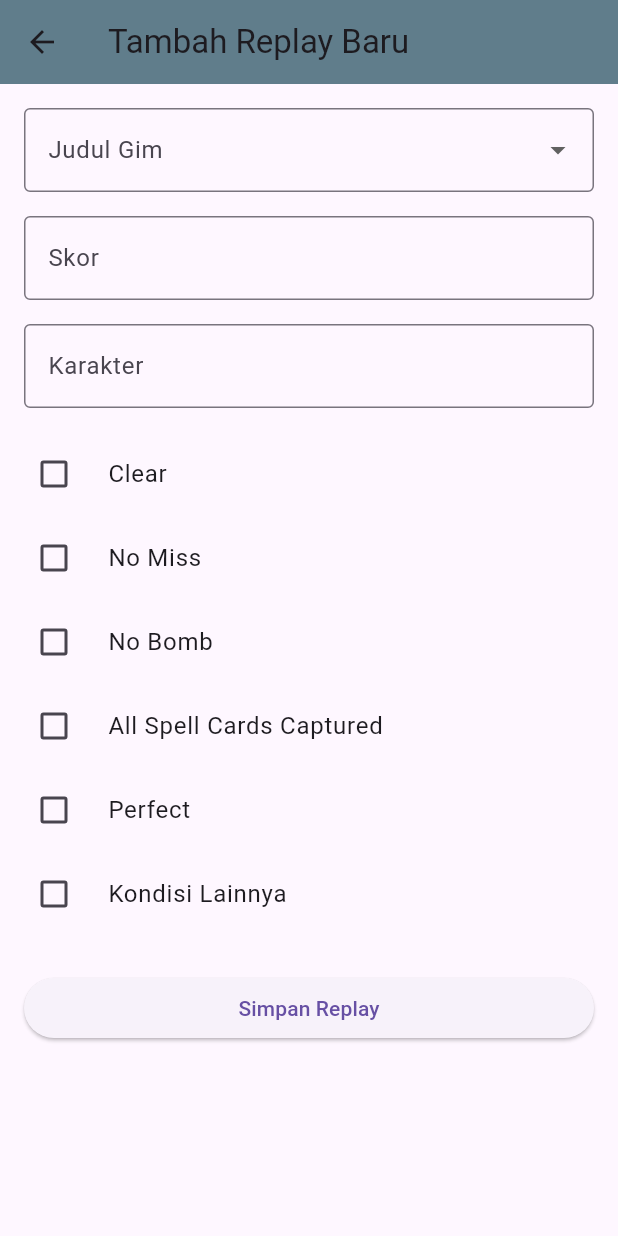
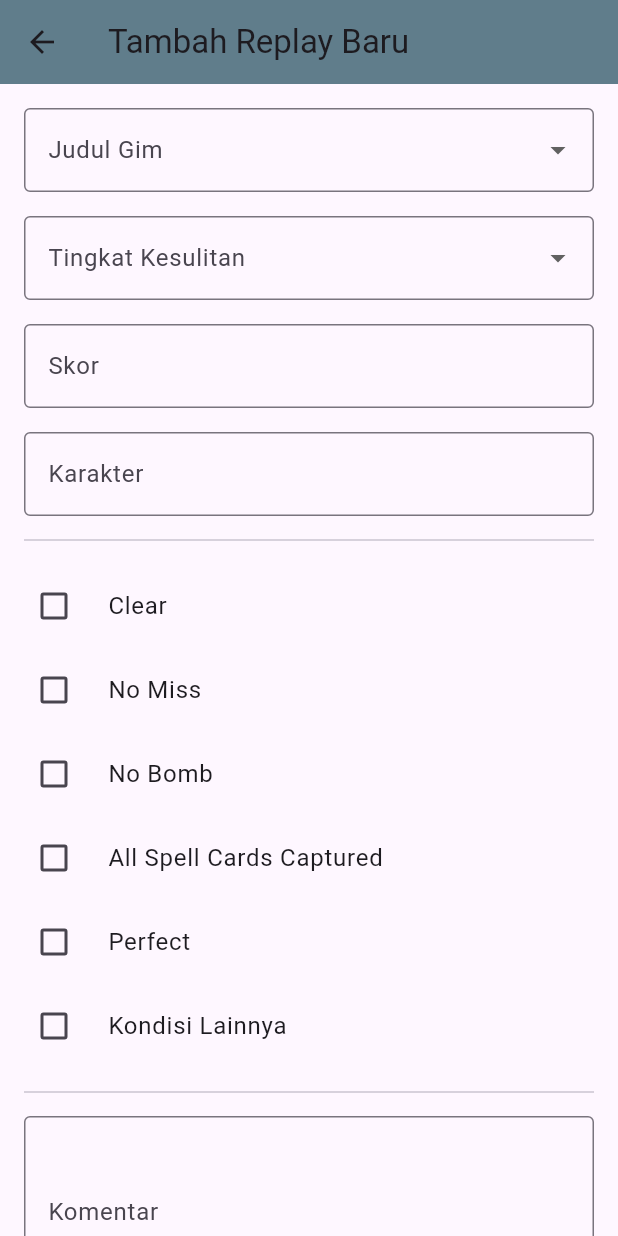
Before and after one commit to tnmrks/touhou_replay_manager, a Flutter app: the AddReplayPage screen opened directly, on a phone screen of 412 x 824 dp. Run offline on Flutter 3.47's test engine with Material 3 defaults, Android fonts, the phone set to English and light mode, and no system bars; our stand-ins replace cloud_firestore, firebase_auth, firebase_core; accounts and stored records are empty.

Commit message:
feat: enhance add/edit form with difficulty and conditions

```diff
--- a/lib/add_replay_page.dart
+++ b/lib/add_replay_page.dart
@@ -16,8 +16,11 @@ class _AddReplayPageState extends State<AddReplayPage> {
   final _scoreController = TextEditingController();
   final _characterController = TextEditingController();
   final _othersController = TextEditingController();
+  final _commentController = TextEditingController(); // <-- BARU: Controller untuk komentar
 
   String? _selectedGame;
+  String? _selectedDifficulty;
+
   bool _isClear = false;
   bool _noMiss = false;
   bool _noBomb = false;
@@ -37,6 +40,7 @@ class _AddReplayPageState extends State<AddReplayPage> {
     "TH17: Wily Beast and Weakest Creature", "TH18: Unconnected Marketeers",
     "TH19: Unfinished Dream of All Living Ghost", "TH20: Fossilized Wonders"
   ];
+  final List<String> difficulties = ['Easy', 'Normal', 'Hard', 'Lunatic', 'Extra', 'Phantasm'];
 
   @override
   void initState() {
@@ -44,6 +48,7 @@ class _AddReplayPageState extends State<AddReplayPage> {
     if (widget.initialData != null) {
       final data = widget.initialData!;
       _selectedGame = data['game_title'];
+      _selectedDifficulty = data['difficulty'];
       _scoreController.text = (data['score'] ?? 0).toString();
       _characterController.text = data['character'] ?? '';
       _isClear = data['is_clear'] ?? false;
@@ -51,15 +56,16 @@ class _AddReplayPageState extends State<AddReplayPage> {
       _noBomb = data['no_bomb'] ?? false;
       _allSpells = data['all_spells'] ?? false;
       _isPerfect = data['is_perfect'] ?? false;
-      _showOthersField = data['show_others'] ?? false;
+      _showOthersField = (data['others'] as String?)?.isNotEmpty ?? false;
       _othersController.text = data['others'] ?? '';
+      _commentController.text = data['comment'] ?? ''; // <-- BARU: Isi field komentar saat edit
     }
   }
 
   Future<void> saveReplay() async {
-    if (_selectedGame == null || _scoreController.text.isEmpty) {
+    if (_selectedGame == null || _scoreController.text.isEmpty || _selectedDifficulty == null) {
       ScaffoldMessenger.of(context).showSnackBar(
-        const SnackBar(content: Text('Judul Gim dan Skor tidak boleh kosong!')),
+        const SnackBar(content: Text('Judul Gim, Skor, dan Kesulitan wajib diisi!')),
       );
       return;
     }
@@ -68,6 +74,7 @@ class _AddReplayPageState extends State<AddReplayPage> {
       'game_title': _selectedGame,
       'score': int.tryParse(_scoreController.text) ?? 0,
       'character': _characterController.text,
+      'difficulty': _selectedDifficulty,
       'timestamp': FieldValue.serverTimestamp(),
       'is_clear': _isClear,
       'no_miss': _noMiss,
@@ -76,16 +83,14 @@ class _AddReplayPageState extends State<AddReplayPage> {
       'is_perfect': _isPerfect,
       'others': _showOthersField ? _othersController.text.trim() : '',
       'show_others': _showOthersField,
+      'comment': _commentController.text.trim(), // <-- BARU: Simpan data komentar
     };
 
     try {
       if (widget.documentId == null) {
         await FirebaseFirestore.instance.collection('replays').add(replayData);
       } else {
-        await FirebaseFirestore.instance
-            .collection('replays')
-            .doc(widget.documentId)
-            .update(replayData);
+        await FirebaseFirestore.instance.collection('replays').doc(widget.documentId).update(replayData);
       }
 
       if (!mounted) return;
@@ -103,6 +108,7 @@ class _AddReplayPageState extends State<AddReplayPage> {
     _scoreController.dispose();
     _characterController.dispose();
     _othersController.dispose();
+    _commentController.dispose(); // <-- BARU: Dispose controller komentar
     super.dispose();
   }
 
@@ -118,61 +124,39 @@ class _AddReplayPageState extends State<AddReplayPage> {
         child: Column(
           crossAxisAlignment: CrossAxisAlignment.start,
           children: [
+            // Dropdown, Skor, Karakter (tidak berubah)
             DropdownButtonFormField<String>(
               value: _selectedGame,
               decoration: const InputDecoration(labelText: 'Judul Gim', border: OutlineInputBorder()),
-              items: touhouGames.map((String game) {
-                return DropdownMenuItem<String>(value: game, child: Text(game, overflow: TextOverflow.ellipsis));
-              }).toList(),
+              items: touhouGames.map((String game) => DropdownMenuItem<String>(value: game, child: Text(game, overflow: TextOverflow.ellipsis))).toList(),
               onChanged: (String? newValue) => setState(() => _selectedGame = newValue),
+              isExpanded: true,
             ),
             const SizedBox(height: 16),
-            TextField(
-              controller: _scoreController,
-              decoration: const InputDecoration(labelText: 'Skor', border: OutlineInputBorder()),
-              keyboardType: TextInputType.number,
+            DropdownButtonFormField<String>(
+              value: _selectedDifficulty,
+              decoration: const InputDecoration(labelText: 'Tingkat Kesulitan', border: OutlineInputBorder()),
+              items: difficulties.map((String difficulty) => DropdownMenuItem<String>(value: difficulty, child: Text(difficulty))).toList(),
+              onChanged: (String? newValue) => setState(() => _selectedDifficulty = newValue),
             ),
             const SizedBox(height: 16),
-            TextField(
-              controller: _characterController,
-              decoration: const InputDecoration(labelText: 'Karakter', border: OutlineInputBorder()),
-            ),
+            TextField(controller: _scoreController, decoration: const InputDecoration(labelText: 'Skor', border: OutlineInputBorder()), keyboardType: TextInputType.number),
             const SizedBox(height: 16),
-            CheckboxListTile(
-              title: const Text('Clear'),
-              value: _isClear,
-              onChanged: (bool? value) => setState(() => _isClear = value ?? false),
-              controlAffinity: ListTileControlAffinity.leading, contentPadding: EdgeInsets.zero,
-            ),
-            CheckboxListTile(
-              title: const Text('No Miss'),
-              value: _noMiss,
-              onChanged: (bool? value) => setState(() => _noMiss = value ?? false),
-              controlAffinity: ListTileControlAffinity.leading, contentPadding: EdgeInsets.zero,
-            ),
-            CheckboxListTile(
-              title: const Text('No Bomb'),
-              value: _noBomb,
-              onChanged: (bool? value) => setState(() => _noBomb = value ?? false),
-              controlAffinity: ListTileControlAffinity.leading, contentPadding: EdgeInsets.zero,
-            ),
-            CheckboxListTile(
-              title: const Text('All Spell Cards Captured'),
-              value: _allSpells,
-              onChanged: (bool? value) => setState(() => _allSpells = value ?? false),
-              controlAffinity: ListTileControlAffinity.leading, contentPadding: EdgeInsets.zero,
-            ),
-            CheckboxListTile(
-              title: const Text('Perfect'),
-              value: _isPerfect,
-              onChanged: (bool? value) => setState(() => _isPerfect = value ?? false),
-              controlAffinity: ListTileControlAffinity.leading, contentPadding: EdgeInsets.zero,
-            ),
+            TextField(controller: _characterController, decoration: const InputDecoration(labelText: 'Karakter', border: OutlineInputBorder())),
+            const Divider(height: 32),
+
+            // Checkbox (tidak berubah)
+            CheckboxListTile(title: const Text('Clear'), value: _isClear, onChanged: (val) => setState(() => _isClear = val ?? false), controlAffinity: ListTileControlAffinity.leading, contentPadding: EdgeInsets.zero),
+            CheckboxListTile(title: const Text('No Miss'), value: _noMiss, onChanged: (val) => setState(() => _noMiss = val ?? false), controlAffinity: ListTileControlAffinity.leading, contentPadding: EdgeInsets.zero),
+            CheckboxListTile(title: const Text('No Bomb'), value: _noBomb, onChanged: (val) => setState(() => _noBomb = val ?? false), controlAffinity: ListTileControlAffinity.leading, contentPadding: EdgeInsets.zero),
+            CheckboxListTile(title: const Text('All Spell Cards Captured'), value: _allSpells, onChanged: (val) => setState(() => _allSpells = val ?? false), controlAffinity: ListTileControlAffinity.leading, contentPadding: EdgeInsets.zero),
+            CheckboxListTile(title: const Text('Perfect'), value: _isPerfect, onChanged: (val) => setState(() => _isPerfect = val ?? false), controlAffinity: ListTileControlAffinity.leading, contentPadding: EdgeInsets.zero),
             CheckboxListTile(
               title: const Text('Kondisi Lainnya'),
               value: _showOthersField,
               onChanged: (bool? value) => setState(() => _showOthersField = value ?? false),
-              controlAffinity: ListTileControlAffinity.leading, contentPadding: EdgeInsets.zero,
+              controlAffinity: ListTileControlAffinity.leading,
+              contentPadding: EdgeInsets.zero,
             ),
             Visibility(
               visible: _showOthersField,
@@ -185,6 +169,21 @@ class _AddReplayPageState extends State<AddReplayPage> {
                 ),
               ),
             ),
+
+            const Divider(height: 32),
+
+            // <-- WIDGET BARU UNTUK KOMENTAR -->
+            TextField(
+              controller: _commentController,
+              decoration: const InputDecoration(
+                labelText: 'Komentar',
+                hintText: 'Tulis catatan atau pemikiran Anda tentang replay ini...',
+                border: OutlineInputBorder(),
+              ),
+              maxLines: 4, // Beri ruang lebih untuk mengetik
+            ),
+            // <-- AKHIR WIDGET BARU -->
+
             const SizedBox(height: 24),
             SizedBox(
               width: double.infinity,
@@ -192,7 +191,7 @@ class _AddReplayPageState extends State<AddReplayPage> {
                 onPressed: saveReplay,
                 child: Text(widget.documentId == null ? 'Simpan Replay' : 'Update Replay'),
               ),
-            ),
+            )
           ],
         ),
       ),
```
Also changed, not shown: lib/replay_detail_page.dart (+26 -13 lines).
